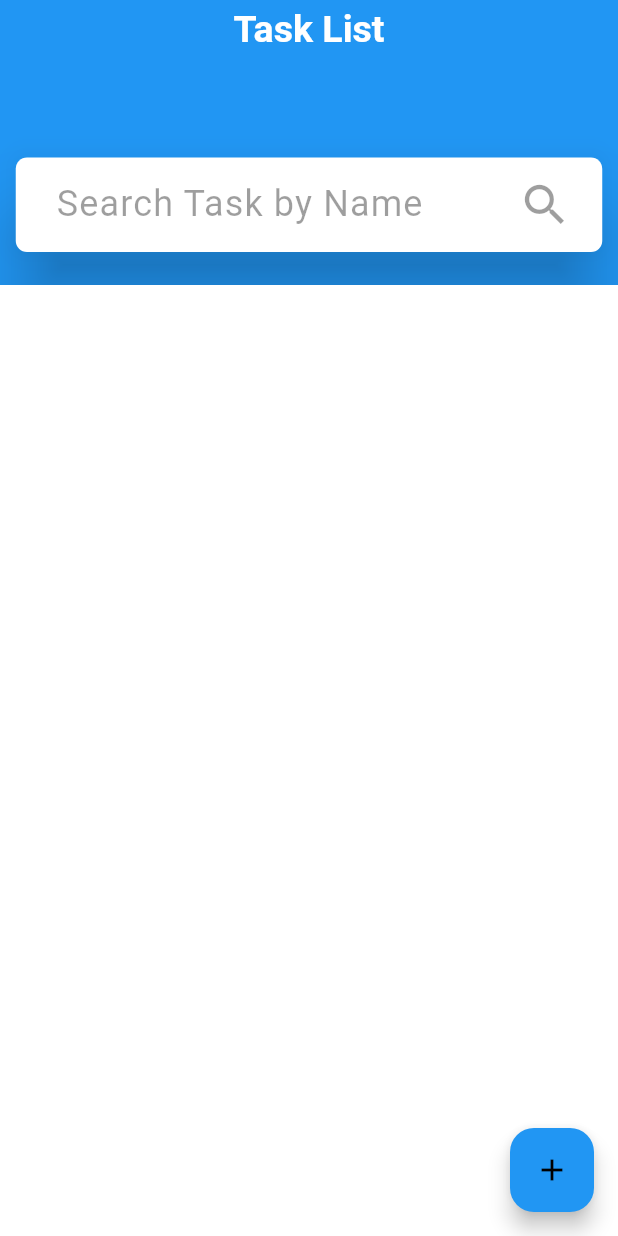
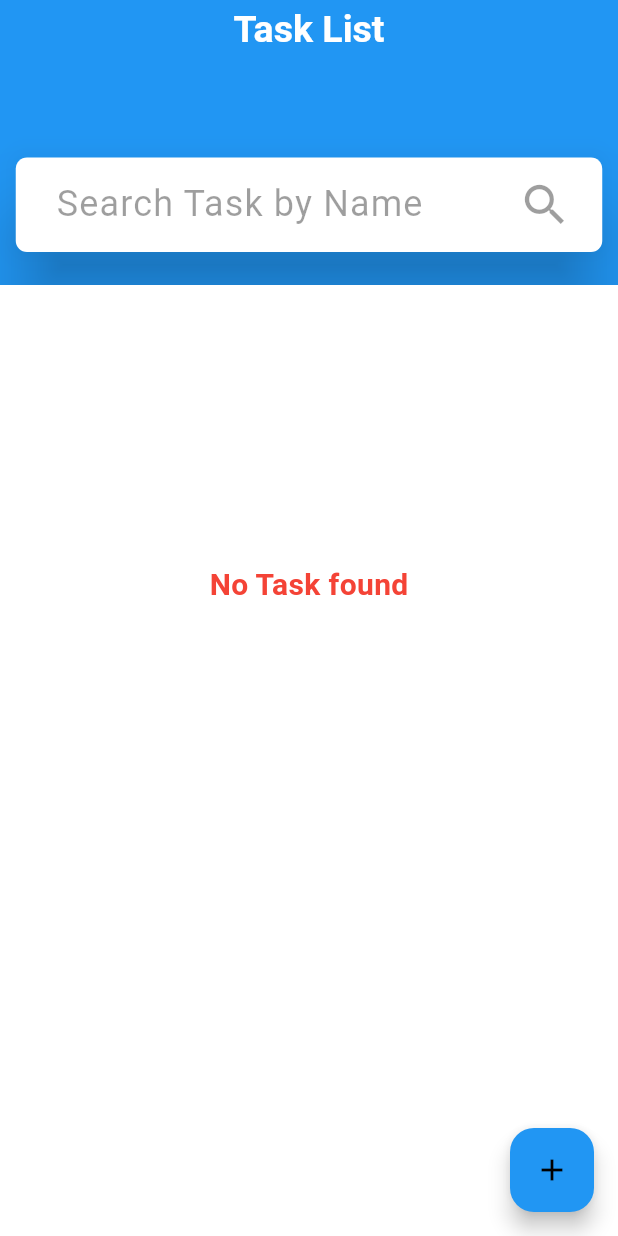
Before and after one commit to Zianur-6am/SQFlite-CRUD, a Flutter app: the screen it shows after launch, on a phone screen of 412 x 824 dp. Run offline on Flutter 3.47's test engine with Material 3 defaults, Android fonts, the phone set to English and light mode, and no system bars; our stand-ins replace get, sqflite; accounts and stored records are empty.

Commit message:
Feat: Implemented line through text if the checkbox is checked

```diff
--- a/lib/features/home/screen/home.dart
+++ b/lib/features/home/screen/home.dart
@@ -1,7 +1,6 @@
 import 'package:flutter/material.dart';
 import 'package:get/get.dart';
 import 'package:sqflite_crud_practice_project/controllers/task_controllers.dart';
-
 
 class HomePage extends StatefulWidget {
   const HomePage({super.key});
@@ -91,6 +90,21 @@ class _HomePageState extends State<HomePage> {
                   ),
                 ),
               ),
+              if (taskController.taskList.isEmpty)
+                SliverToBoxAdapter(
+                  child: SizedBox(
+                      height: 400,
+                      child: Center(
+                        child: Text(
+                          'no_task'.tr,
+                          style: TextStyle(
+                              color: Colors.red,
+                              fontSize: 20,
+                              fontWeight: FontWeight.bold),
+                        ),
+                      )),
+                )
+              else
                 SliverGrid(
                   delegate: SliverChildBuilderDelegate(
                     childCount: taskController.taskList.length,
@@ -110,11 +124,13 @@ class _HomePageState extends State<HomePage> {
                             crossAxisAlignment: CrossAxisAlignment.start,
                             children: [
                               Row(
-                              mainAxisAlignment: MainAxisAlignment.spaceBetween,
+                                mainAxisAlignment:
+                                    MainAxisAlignment.spaceBetween,
                                 children: [
                                   IconButton(
                                       onPressed: () {
-                                      taskController.deleteTaskController(task.id);
+                                        taskController
+                                            .deleteTaskController(task.id);
                                       },
                                       icon: Icon(
                                         Icons.delete,
@@ -147,19 +163,22 @@ class _HomePageState extends State<HomePage> {
                                     Text(
                                       task.title,
                                       maxLines: 2,
-                                    style: const TextStyle(
+                                      style: TextStyle(
                                           fontSize: 18,
                                           fontWeight: FontWeight.bold,
-                                    ),
+                                          decoration: task.status == 1 ? TextDecoration.lineThrough : TextDecoration.none),
                                       overflow: TextOverflow.ellipsis,
                                     ),
                                     SizedBox(
                                       height: 10,
                                     ),
+
                                     Text(
                                       task.description,
                                       maxLines: 2,
-                                    style: const TextStyle(fontSize: 14),
+                                      style: TextStyle(
+                                          fontSize: 14,
+                                          decoration: task.status == 1 ? TextDecoration.lineThrough : TextDecoration.none),
                                       overflow: TextOverflow.ellipsis,
                                     ),
                                   ],
@@ -177,6 +196,9 @@ class _HomePageState extends State<HomePage> {
                 ),
             ],
           );
+
+          ///without SliverAppBar and Gridview
+
           // return SingleChildScrollView(
           //   child: Column(
           //     children: [
--- a/pubspec.yaml
+++ b/pubspec.yaml
@@ -38,6 +38,7 @@ dependencies:
   sqflite: ^2.4.0
   path: ^1.9.0
   get: ^4.6.6
+  fluttertoast: ^8.2.8
 
 dev_dependencies:
   flutter_test:
```
Also changed, not shown: pubspec.lock. Lines whose indentation alone changed are shown as unchanged.
